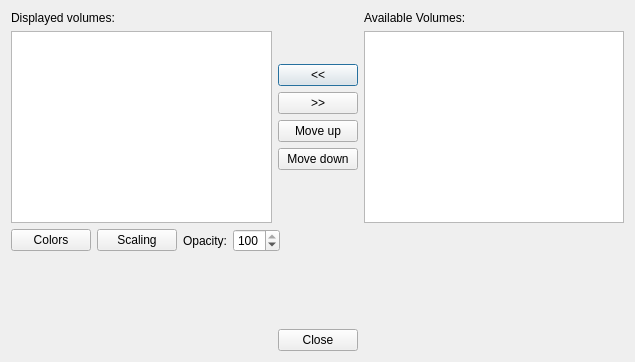
This is GridUI/volumeitemsdialog.ui in fsoos74/su as Qt 5 draws it before an edit. The edited form follows.
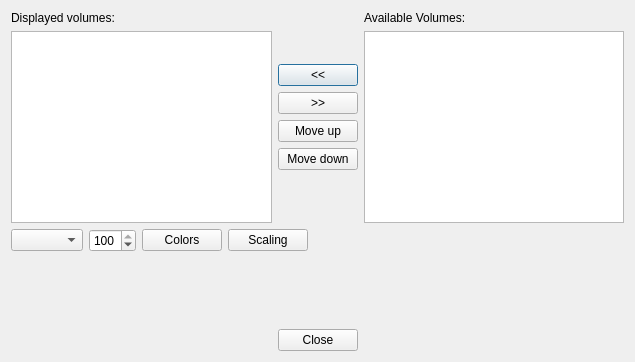
This is the edited form.

The edit to the form file:
```diff
--- a/GridUI/volumeitemsdialog.ui
+++ b/GridUI/volumeitemsdialog.ui
@@ -106,6 +106,26 @@
    </item>
    <item>
     <layout class="QHBoxLayout" name="horizontalLayout">
+     <item>
+      <widget class="QComboBox" name="cbStyle">
+       <property name="toolTip">
+        <string>Style</string>
+       </property>
+      </widget>
+     </item>
+     <item>
+      <widget class="QSpinBox" name="sbOpacity">
+       <property name="toolTip">
+        <string>Opacity</string>
+       </property>
+       <property name="maximum">
+        <number>100</number>
+       </property>
+       <property name="value">
+        <number>100</number>
+       </property>
+      </widget>
+     </item>
      <item>
       <widget class="QPushButton" name="pbColors">
        <property name="text">
@@ -120,23 +140,6 @@
        </property>
       </widget>
      </item>
-     <item>
-      <widget class="QLabel" name="label_2">
-       <property name="text">
-        <string>Opacity:</string>
-       </property>
-      </widget>
-     </item>
-     <item>
-      <widget class="QSpinBox" name="sbOpacity">
-       <property name="maximum">
-        <number>100</number>
-       </property>
-       <property name="value">
-        <number>100</number>
-       </property>
-      </widget>
-     </item>
      <item>
       <spacer name="horizontalSpacer">
        <property name="orientation">
```
